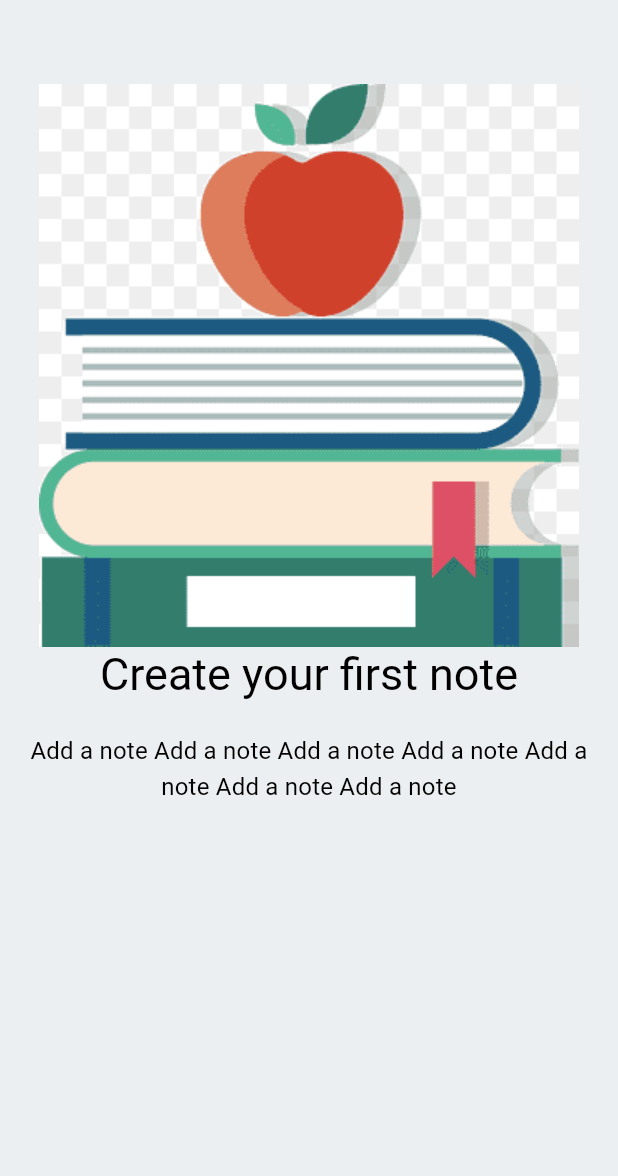
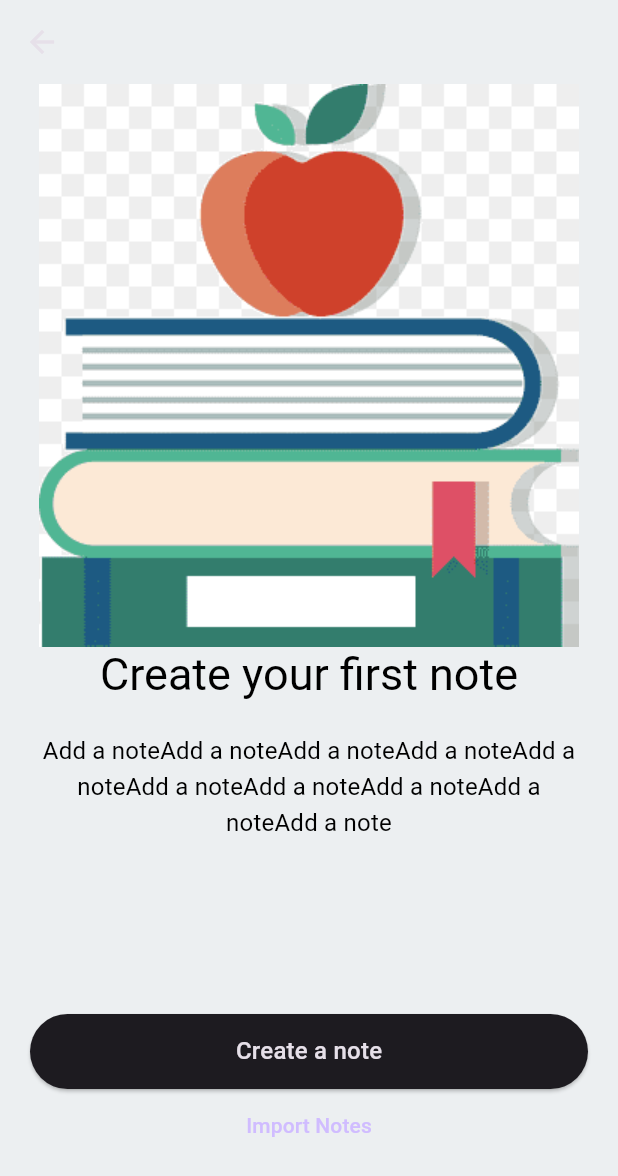
Before and after one commit to shallwebegin/flutter_trainin, a Flutter app: the NoteDemos screen opened directly, on a phone screen of 412 x 824 dp. Shown: the top 1176 px of the screen. Run offline on Flutter 3.47's test engine with Material 3 defaults, Android fonts, the phone set to English and light mode, and no system bars; network calls fail.

Commit message:
some trainin

```diff
--- a/lib/101/app_bar_learn.dart
+++ b/lib/101/app_bar_learn.dart
@@ -1,5 +1,4 @@
 import 'package:flutter/material.dart';
-import 'package:flutter/services.dart';
 
 class AppBarLearnView extends StatelessWidget {
   const AppBarLearnView({Key? key}) : super(key: key);
--- a/lib/demos/note_demos_view.dart
+++ b/lib/demos/note_demos_view.dart
@@ -1,15 +1,21 @@
 import 'package:flutter/material.dart';
+import 'package:flutter/services.dart';
 import 'package:flutter_trainin/101/image_learn.dart';
 
 class NoteDemos extends StatelessWidget {
   const NoteDemos({super.key});
   final title = 'Create your first note';
+  final description = 'Add a note';
+  final _createNote = 'Create a note';
+  final _importNote = 'Import Notes';
 
   @override
   Widget build(BuildContext context) {
     return Scaffold(
       backgroundColor: Colors.blueGrey[50],
-      appBar: AppBar(),
+      appBar: AppBar(
+        systemOverlayStyle: SystemUiOverlayStyle.dark,
+      ),
       body: Padding(
         padding: PaddingItems.horizontalPadding,
         child: Column(
@@ -18,18 +24,51 @@
             _TitleWidget(title: title),
             Padding(
               padding: PaddingItems.verticalPadding,
-              child: Text(
-                'Add a note ' * 7,
-                textAlign: TextAlign.center,
-                style: Theme.of(context)
-                    .textTheme
-                    .titleMedium!
-                    .copyWith(color: Colors.black, fontWeight: FontWeight.w400),
+              child: _SubtitleTextWidget(
+                title: description * 10,
               ),
+            ),
+            const Spacer(),
+            ElevatedButton(
+              onPressed: () {},
+              child: SizedBox(
+                height: ButtonHeights.buttonNormalHeight,
+                child: Center(
+                  child: Text(
+                    _createNote,
+                    style: Theme.of(context).textTheme.titleMedium,
+                  ),
+                ),
+              ),
+            ),
+            TextButton(
+              onPressed: () {},
+              child: Text(_importNote),
+            ),
+            const SizedBox(
+              height: 50,
             ),
           ],
         ),
       ),
+    );
+  }
+}
+
+class _SubtitleTextWidget extends StatelessWidget {
+  const _SubtitleTextWidget(
+      {super.key, this.textAlign = TextAlign.center, required this.title});
+  final TextAlign? textAlign;
+  final String title;
+  @override
+  Widget build(BuildContext context) {
+    return Text(
+      title,
+      textAlign: textAlign,
+      style: Theme.of(context)
+          .textTheme
+          .titleMedium!
+          .copyWith(color: Colors.black, fontWeight: FontWeight.w400),
     );
   }
 }
@@ -59,3 +98,7 @@
       EdgeInsets.symmetric(horizontal: 20);
   static const EdgeInsets verticalPadding = EdgeInsets.symmetric(vertical: 20);
 }
+
+class ButtonHeights {
+  static const double buttonNormalHeight = 50;
+}
```
Also changed, not shown: lib/101/column_row_learn.dart (added, +36 -0 lines), lib/101/custom_widget_learn.dart (added, +70 -0 lines), lib/101/indicator_learn.dart (added, +28 -0 lines), lib/101/list_tile_learn.dart (added, +26 -0 lines), lib/101/stack_learn.dart (added, +36 -0 lines), lib/core/random_image.dart (added, +16 -0 lines), lib/demos/stack_demo.view.dart (added, +42 -0 lines), lib/main.dart (+9 -1 lines).
